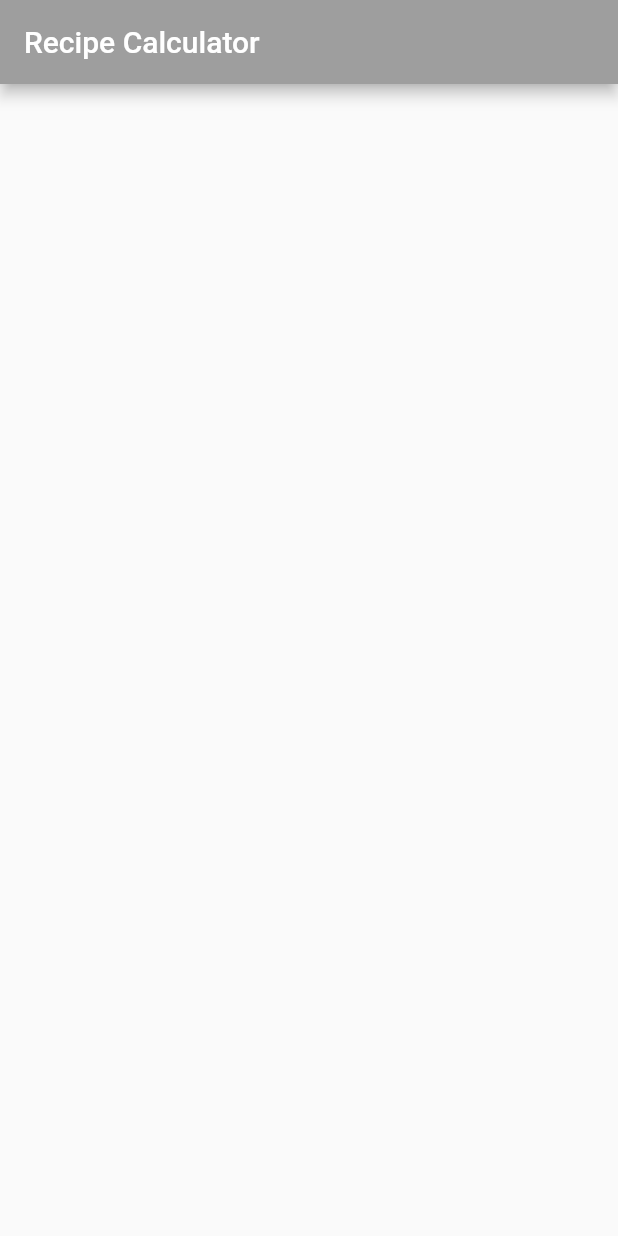
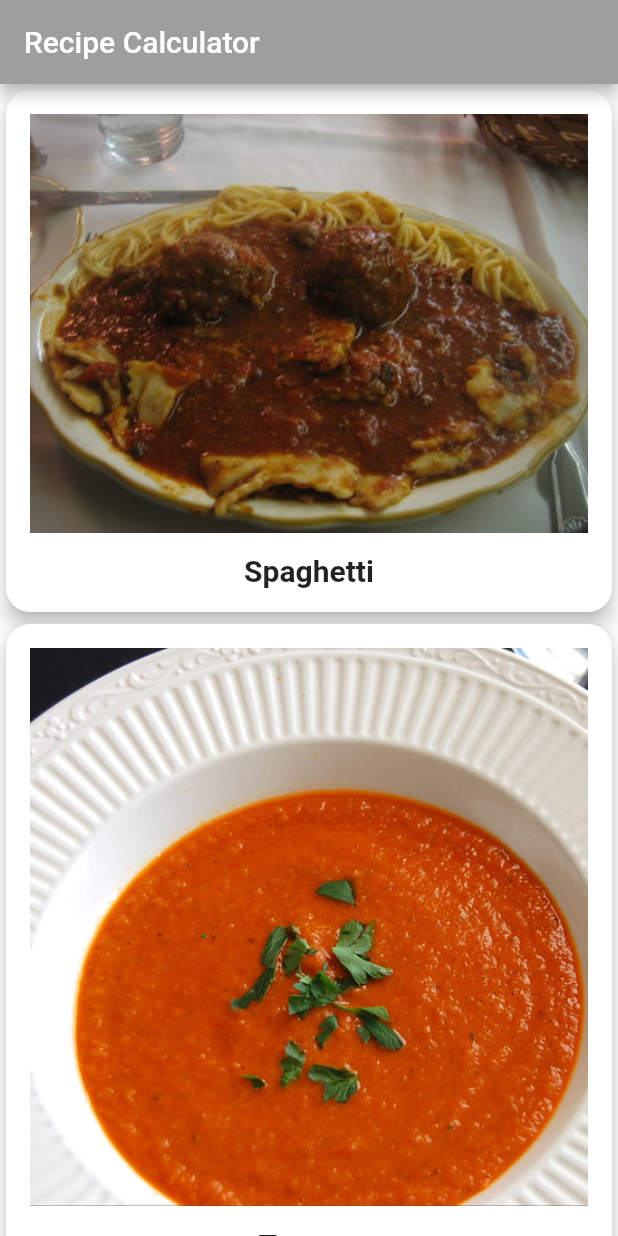
Before and after one commit to Vitafresh/katz_flutter_recipe, a Flutter app: the screen it shows after launch, on a phone screen of 412 x 824 dp. Run offline on Flutter 3.47's test engine with Material 2 defaults, Android fonts, the phone set to English and light mode, and no system bars; Roboto replaces fonts that are missing (Palatino).

Commit message:
Listview with Cards added

```diff
--- a/lib/main.dart
+++ b/lib/main.dart
@@ -1,4 +1,5 @@
 import 'package:flutter/material.dart';
+import 'recipe.dart';
 
 void main() {
   runApp(const RecipeApp());
@@ -15,11 +16,10 @@
     return MaterialApp(
       title: 'Recipe Calculator Title',
       theme: theme.copyWith(
-        colorScheme: theme.colorScheme.copyWith(
-          primary: Colors.grey,
-          secondary: Colors.black,
-        )
-      ),
+          colorScheme: theme.colorScheme.copyWith(
+        primary: Colors.grey,
+        secondary: Colors.black,
+      )),
       home: const MyHomePage(title: 'Recipe Calculator'),
     );
   }
@@ -44,18 +44,50 @@
 }
 
 class _MyHomePageState extends State<MyHomePage> {
-
   @override
-  Widget build(BuildContext context){
-
+  Widget build(BuildContext context) {
     return Scaffold(
       appBar: AppBar(
         title: Text(widget.title),
       ),
       body: SafeArea(
-        child: Container(),
+        // Replace child: Container
+        child: ListView.builder(
+          itemCount: Recipe.samples.length,
+          itemBuilder: (BuildContext context, int index) {
+            //return Text(Recipe.samples[index].label);
+            // TODO: Add GestureDetector
+            return buildRecipeCard(Recipe.samples[index]);
+          },
+        ),
       ),
     );
   }
-  // TODO: Add buildRecipeCArd() here
+
+// Add buildRecipeCArd() here
+  Widget buildRecipeCard(Recipe recipe) {
+    return Card(
+      elevation: 5.0,
+      shape: RoundedRectangleBorder(borderRadius: BorderRadius.circular(16)),
+      child: Padding(
+        padding: const EdgeInsets.all(16.0),
+        child: Column(
+          children: <Widget>[
+            Image(image: AssetImage(recipe.imageUrl)),
+            const SizedBox(
+              height: 14.0,
+            ),
+            Text(
+              recipe.label,
+              style: const TextStyle(
+                fontSize: 20.0,
+                fontWeight: FontWeight.w700,
+                fontFamily: 'Palatino',
+              ),
+            ),
+          ],
+        ),
+      ),
+    );
+  }
 }
--- /dev/null
+++ b/lib/recipe.dart
@@ -0,0 +1,38 @@
+class Recipe {
+  String label;
+  String imageUrl;
+
+  // TODO: Add servings and ingredients here
+
+  Recipe(this.label,
+      this.imageUrl,);
+
+  // Add List<Recipe> here
+  static List<Recipe> samples = [
+    Recipe(
+      'Spaghetti',
+      'assets/2126711929_ef763de2b3_w.jpg',
+    ),
+    Recipe(
+      'Tomato',
+      'assets/27729023535_a57606c1be.jpg',
+    ),
+    Recipe(
+      'Grilled Cheese',
+      'assets/3187380632_5056654a19_b.jpg',
+    ),
+    Recipe(
+      'Chocolate Chip Cookies',
+      'assets/15992102771_b92f4cc00a_b.jpg',
+    ),
+    Recipe(
+      'Taco Salad',
+      'assets/8533381643_a31a99e8a6_c.jpg',
+    ),
+    Recipe(
+      'Hawaiian Pizza',
+      'assets/15452035777_294cefced5_c.jpg',
+    ),
+  ];
+}
+// TODO: Add ingredients() here
--- a/pubspec.yaml
+++ b/pubspec.yaml
@@ -60,7 +60,8 @@
   uses-material-design: true
 
   # To add assets to your application, add an assets section, like this:
-  # assets:
+  assets:
+    - assets/
   #   - images/a_dot_burr.jpeg
   #   - images/a_dot_ham.jpeg
 
```
Also changed, not shown: assets/15452035777_294cefced5_c.jpg (added), assets/15992102771_b92f4cc00a_b.jpg (added), assets/2126711929_ef763de2b3_w.jpg (added), assets/27729023535_a57606c1be.jpg (added), assets/3187380632_5056654a19_b.jpg (added), assets/8533381643_a31a99e8a6_c.jpg (added), 1 other file.
